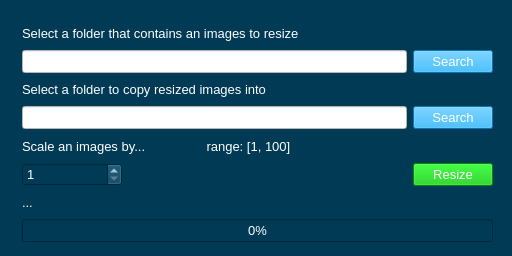
Above: MultiPixelBox.ui from Tooloom/MultiPixelBox before the change. Below: the same form after it.
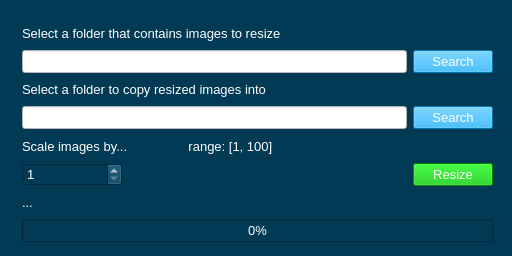
That is the form after the change. Icons and pictures are not drawn.

What changed in the file:
```diff
--- a/MultiPixelBox.ui
+++ b/MultiPixelBox.ui
@@ -107,7 +107,7 @@
         </font>
        </property>
        <property name="text">
-        <string>Select a folder that contains an images to resize</string>
+        <string>Select a folder that contains images to resize</string>
        </property>
       </widget>
      </item>
@@ -202,7 +202,7 @@
         </font>
        </property>
        <property name="text">
-        <string>Scale an images by...                 range: [1, 100]</string>
+        <string>Scale images by...                 range: [1, 100]</string>
        </property>
       </widget>
      </item>
```
